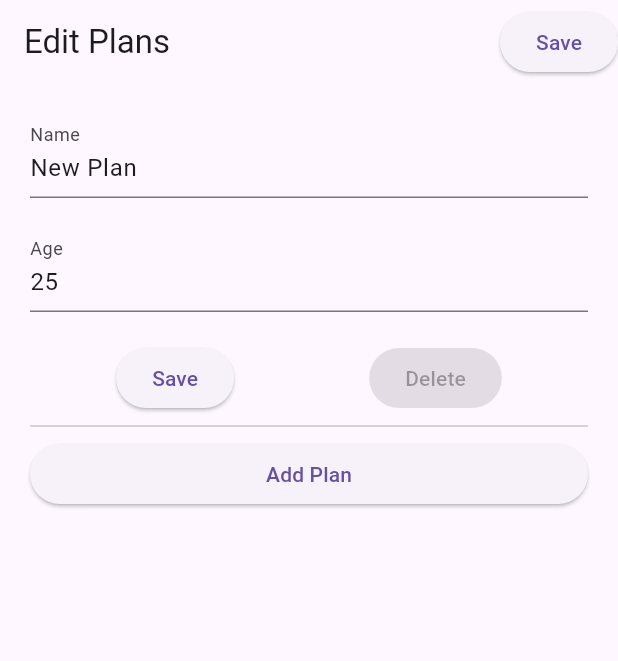
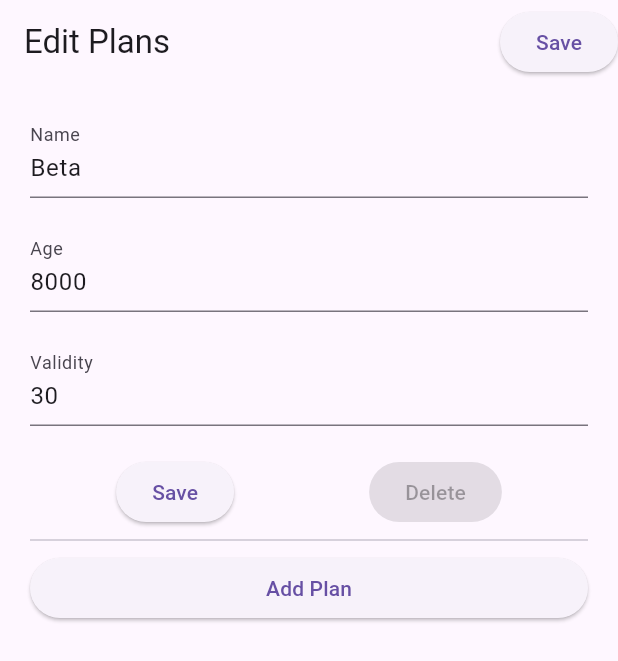
Before and after one commit to SS0809/gymapp, a Flutter app: the EditPlansPage screen opened directly with empty values, after a tap on "Add Plan", after a tap on "Edit", on a phone screen of 412 x 824 dp. Shown: the top 661 px of the screen. Run offline on Flutter 3.47's test engine with Material 3 defaults, Android fonts, the phone set to English and light mode, and no system bars; our stand-ins replace flutter_secure_storage; accounts and stored records are empty.

```diff
--- a/lib/PlanSelection.dart
+++ b/lib/PlanSelection.dart
@@ -90,7 +90,7 @@ class _PlanSelectionPageState extends State<PlanSelectionPage> {
                       width: double.infinity,
                       child: Center(
                         child: Text(
-                          widget.plans[index].name,
+                          widget.plans[index].type,
                           style: TextStyle(
                             fontSize: 30,
                             fontWeight: FontWeight.bold,
--- a/lib/main.dart
+++ b/lib/main.dart
@@ -25,9 +25,9 @@ class MyApp extends StatelessWidget {
     return jwt;
   }
   List<Plan> _plans = [
-    Plan(name: 'Plan 1', age: '20'),
-    Plan(name: 'Plan 2', age: '25'),
-    Plan(name: 'Plan 3', age: '30'),
+    Plan(type:"Beta",price:8000,validity:30),
+    Plan(type:"Beta",price:8000,validity:30),
+    Plan(type:"Beta",price:8000,validity:30),
   ]; // If data is empty, redirect to the LoginPage
   @override
   Widget build(BuildContext context) {
--- a/lib/plans_edit.dart
+++ b/lib/plans_edit.dart
@@ -22,11 +22,13 @@ import 'package:flutter/material.dart';
 import 'package:gymapp/PlanSelection.dart';
 
 class Plan {
-  String name;
-  String age;
+  String type;
+  int price;
+  int validity;
 
-  Plan({required this.name, required this.age});
+  Plan({required this.type, required this.price, required this.validity});
 }
+
 
 class EditPlansPage extends StatefulWidget {
   final List<Plan> plans;
@@ -103,7 +105,7 @@ class _EditPlansPageState extends State<EditPlansPage> {
 
   void _addElementToList() {
     setState(() {
-      widget.plans.add(Plan(name: 'New Plan', age: '25'));
+      widget.plans.add(Plan(type:"Beta",price:8000,validity:30),);
     });
   }
 }
@@ -126,15 +128,18 @@ class PlanItem extends StatefulWidget {
 }
 
 class _PlanItemState extends State<PlanItem> {
-  late TextEditingController _nameController;
-  late TextEditingController _ageController;
+  late TextEditingController _typeController;
+  late TextEditingController _priceController;
+  late TextEditingController _validityController;
   bool _isEditing = false;
 
   @override
   void initState() {
     super.initState();
-    _nameController = TextEditingController(text: widget.plan.name);
-    _ageController = TextEditingController(text: widget.plan.age);
+    _typeController = TextEditingController(text: widget.plan.type);
+    _priceController = TextEditingController(text: widget.plan.price.toString());
+    _validityController = TextEditingController(text: widget.plan.validity.toString());
+
   }
 
   @override
@@ -143,15 +148,21 @@ class _PlanItemState extends State<PlanItem> {
       crossAxisAlignment: CrossAxisAlignment.start,
       children: <Widget>[
         TextField(
-          controller: _nameController,
+          controller: _typeController,
           enabled: _isEditing,
           decoration: InputDecoration(labelText: 'Name'),
         ),
         SizedBox(height: 20.0),
         TextField(
-          controller: _ageController,
+          controller: _priceController,
           enabled: _isEditing,
           decoration: InputDecoration(labelText: 'Age'),
+        ),
+        SizedBox(height: 20.0),
+        TextField(
+          controller: _validityController,
+          enabled: _isEditing,
+          decoration: InputDecoration(labelText: 'Validity'),
         ),
         SizedBox(height: 20.0),
         Row(
@@ -163,8 +174,9 @@ class _PlanItemState extends State<PlanItem> {
                   if (_isEditing) {
                     widget.onUpdate(
                       Plan(
-                        name: _nameController.text,
-                        age: _ageController.text,
+                        type: _typeController.text,
+                        price: int.parse(_priceController.text),
+                        validity: int.parse(_validityController.text),
                       ),
                     );
                   }
@@ -176,7 +188,7 @@ class _PlanItemState extends State<PlanItem> {
             SizedBox(width: 90.0),
             ElevatedButton(
               onPressed: _isEditing ? null : () {
-                _removePlanAndUpdateList(widget.plan.name);
+                _removePlanAndUpdateList(widget.plan.type);
                   onUpdatePlans: (updatedPlans) {
                     setState(() {
                       widget.onUpdatePlans(updatedPlans);
@@ -195,7 +207,7 @@ class _PlanItemState extends State<PlanItem> {
 
   void _removePlanAndUpdateList(String name) {
     setState(() {
-      int indexToRemove = widget.plans.indexWhere((plan) => plan.name == name);
+      int indexToRemove = widget.plans.indexWhere((plan) => plan.type == name);
       if (indexToRemove != -1) {
         widget.plans.removeAt(indexToRemove);
         // Call onUpdate after removing the plan
@@ -210,8 +222,8 @@ class _PlanItemState extends State<PlanItem> {
 
   @override
   void dispose() {
-    _nameController.dispose();
-    _ageController.dispose();
+    _typeController.dispose();
+    _priceController.dispose();
     super.dispose();
   }
 }
```
Also changed, not shown: lib/Home.dart (+24 -2 lines).
